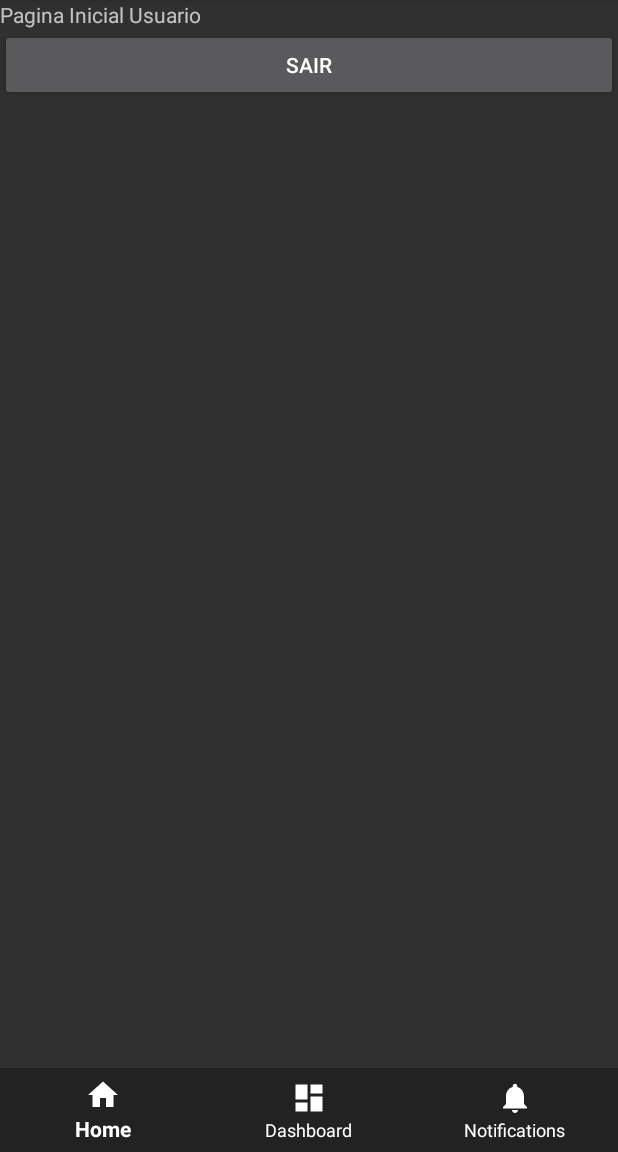
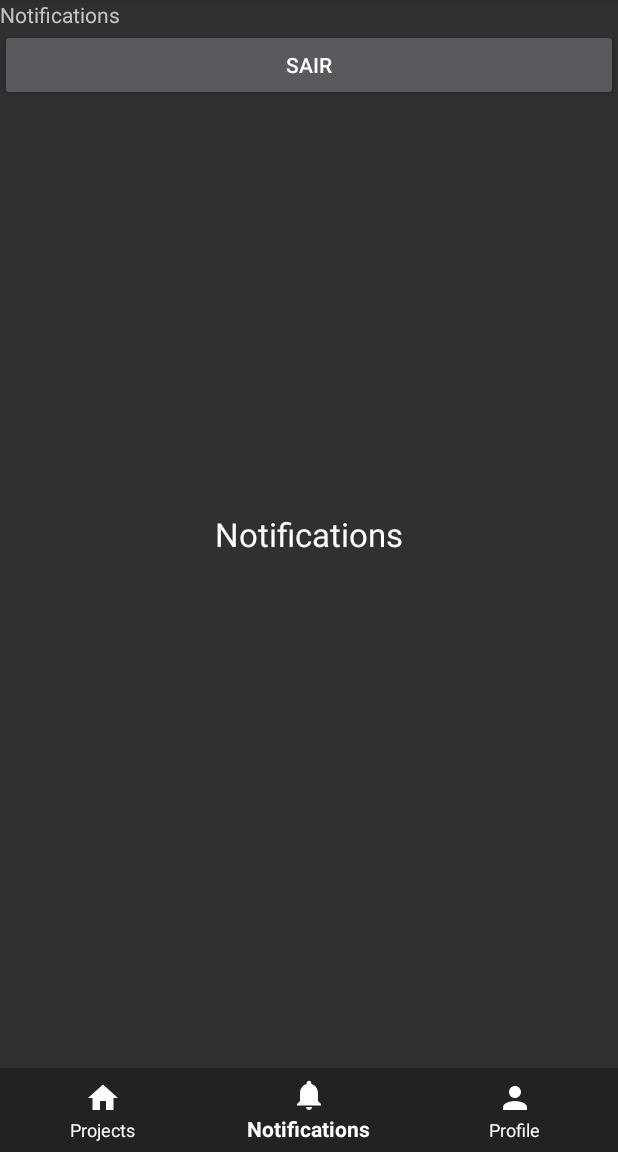
Before and after one commit to ViniPequeno/KeepSoft, an Android app: the PaginaInicial screen opened directly, with no data from a screen before it, item 2 of the bottom bar chosen, on a phone screen of 412 x 824 dp, the part 84-1236 px from its top. Run offline under Robolectric (Android 15) with nearby library versions, the phone set to English and light mode, and no system bars; our stand-ins replace Room's generated code, RxJava; 1 statement that could not run was skipped.

Commit message:
Fragments Sendo implementados

```diff
--- /dev/null
+++ b/app/src/main/java/nescaupower/br/com/keepsoft/Views/Fragments/NotificacoesFragment.java
@@ -0,0 +1,25 @@
+package nescaupower.br.com.keepsoft.Views.Fragments;
+
+import android.os.Bundle;
+import android.support.annotation.Nullable;
+import android.support.v4.app.Fragment;
+import android.view.LayoutInflater;
+import android.view.View;
+import android.view.ViewGroup;
+
+import nescaupower.br.com.keepsoft.R;
+
+/**
+ * A simple {@link Fragment} subclass.
+ */
+public class NotificacoesFragment extends Fragment {
+
+    @Nullable
+    @Override
+    public View onCreateView(LayoutInflater inflater, ViewGroup container,
+                             Bundle savedInstanceState) {
+        // Inflate the layout for this fragment
+        return inflater.inflate(R.layout.fragment_notificacoes, null);
+    }
+
+}
--- /dev/null
+++ b/app/src/main/java/nescaupower/br/com/keepsoft/Views/Fragments/ProjetosFragment.java
@@ -0,0 +1,25 @@
+package nescaupower.br.com.keepsoft.Views.Fragments;
+
+import android.os.Bundle;
+import android.support.annotation.Nullable;
+import android.support.v4.app.Fragment;
+import android.view.LayoutInflater;
+import android.view.View;
+import android.view.ViewGroup;
+
+import nescaupower.br.com.keepsoft.R;
+
+/**
+ * A simple {@link Fragment} subclass.
+ */
+public class ProjetosFragment extends Fragment {
+
+    @Nullable
+    @Override
+    public View onCreateView(LayoutInflater inflater, ViewGroup container,
+                             Bundle savedInstanceState) {
+        // Inflate the layout for this fragment
+        return inflater.inflate(R.layout.fragment_projetos, null);
+    }
+
+}
--- a/app/src/main/java/nescaupower/br/com/keepsoft/Views/Usuario/PaginaInicial.java
+++ b/app/src/main/java/nescaupower/br/com/keepsoft/Views/Usuario/PaginaInicial.java
@@ -6,6 +6,7 @@ import android.content.SharedPreferences;
 import android.os.Bundle;
 import android.support.annotation.NonNull;
 import android.support.design.widget.BottomNavigationView;
+import android.support.v4.app.Fragment;
 import android.support.v7.app.AppCompatActivity;
 import android.view.MenuItem;
 import android.view.View;
@@ -14,16 +15,17 @@ import android.widget.Toast;
 
 import nescaupower.br.com.keepsoft.Config.Settings;
 import nescaupower.br.com.keepsoft.Controller.UsuarioController;
-import nescaupower.br.com.keepsoft.Factory.Factory;
 import nescaupower.br.com.keepsoft.Factory.Model.Usuario;
 import nescaupower.br.com.keepsoft.R;
+import nescaupower.br.com.keepsoft.Views.Fragments.NotificacoesFragment;
+import nescaupower.br.com.keepsoft.Views.Fragments.PerfilFragment;
+import nescaupower.br.com.keepsoft.Views.Fragments.ProjetosFragment;
 import nescaupower.br.com.keepsoft.Views.Login.LoginActivity;
 
-public class PaginaInicial extends AppCompatActivity {
+public class PaginaInicial extends AppCompatActivity implements BottomNavigationView.OnNavigationItemSelectedListener {
 
     TextView textViewUsuario;
     BottomNavigationView menuInferior;
-
 
     UsuarioController uc;
 
@@ -37,31 +39,17 @@ public class PaginaInicial extends AppCompatActivity {
         textViewUsuario = findViewById(R.id.usuario);
         menuInferior = findViewById(R.id.menu_inferior);
 
-        //Listener do menu inferior
-        menuInferior.setOnNavigationItemSelectedListener(
-                new BottomNavigationView.OnNavigationItemSelectedListener() {
-                    @Override
-                    public boolean onNavigationItemSelected(@NonNull MenuItem item) {
-                        switch (item.getItemId()) {
-                            case R.id.navigation_home:
-                                Toast.makeText(getApplicationContext(), Integer.toString(item.getItemId()) + " " + item.getTitle(), Toast.LENGTH_SHORT).show();
-                                break;
-                            case R.id.navigation_dashboard:
-                                Toast.makeText(getApplicationContext(), Integer.toString(item.getItemId()) + " " + item.getTitle(), Toast.LENGTH_SHORT).show();
-                                break;
-                            case R.id.navigation_notifications:
-                                Toast.makeText(getApplicationContext(), Integer.toString(item.getItemId()) + " " + item.getTitle(), Toast.LENGTH_SHORT).show();
-                                break;
-                        }
-                        return false;
-                    }
-                });
+        //Atribuindo listener ao menu inferior
+        menuInferior.setOnNavigationItemSelectedListener(this);
+
+        //Carregar tela padrão: projetos
+        loadFragment(new ProjetosFragment());
 
         //Singleton
         Usuario usuario = Usuario.getUsuario_logado();
         if (usuario == null || usuario.getLogin().equals("")) {
             SharedPreferences sharedPreferences = getSharedPreferences(Settings.SHARED_PREF_NAME, Context.MODE_PRIVATE);
-            usuario =  uc.procurarPeloLogin(sharedPreferences.getString(Settings.LOGIN, ""));
+            usuario = uc.procurarPeloLogin(sharedPreferences.getString(Settings.LOGIN, ""));
         }
         //////////
 
@@ -85,4 +73,40 @@ public class PaginaInicial extends AppCompatActivity {
         PaginaInicial.this.finish();
 
     }
+
+
+    //Listener do menu inferior
+    @Override
+    public boolean onNavigationItemSelected(@NonNull MenuItem item) {
+        //Toast.makeText(getApplicationContext(), Integer.toString(item.getItemId()) + " " + item.getTitle(), Toast.LENGTH_SHORT).show();
+        Fragment fragment = null;
+        switch (item.getItemId()) {
+            case R.id.navigation_projetos:
+                textViewUsuario.setText(R.string.projetos);
+                fragment = new ProjetosFragment();
+                break;
+            case R.id.navigation_notificacoes:
+                textViewUsuario.setText(R.string.title_notifications);
+                fragment = new NotificacoesFragment();
+                break;
+            case R.id.navigation_perfil:
+                textViewUsuario.setText(R.string.perfil);
+                fragment = new PerfilFragment();
+                break;
+        }
+        return loadFragment(fragment);
+    }
+
+    //Carrega fragmento da tela
+    private boolean loadFragment(Fragment fragment) {
+        //Trocando fragmento
+        if (fragment != null) {
+            getSupportFragmentManager()
+                    .beginTransaction()
+                    .replace(R.id.fragment_container, fragment)
+                    .commit();
+            return true;
+        }
+        return false;
+    }
 }
--- /dev/null
+++ b/app/src/main/res/drawable/ic_person_black_24dp.xml
@@ -0,0 +1,9 @@
+<vector xmlns:android="http://schemas.android.com/apk/res/android"
+    android:width="24dp"
+    android:height="24dp"
+    android:viewportHeight="24.0"
+    android:viewportWidth="24.0">
+    <path
+        android:fillColor="#FF000000"
+        android:pathData="M12,12c2.21,0 4,-1.79 4,-4s-1.79,-4 -4,-4 -4,1.79 -4,4 1.79,4 4,4zM12,14c-2.67,0 -8,1.34 -8,4v2h16v-2c0,-2.66 -5.33,-4 -8,-4z" />
+</vector>
--- a/app/src/main/res/layout/activity_pagina_inicial.xml
+++ b/app/src/main/res/layout/activity_pagina_inicial.xml
@@ -1,5 +1,5 @@
 <?xml version="1.0" encoding="utf-8"?>
-<RelativeLayout xmlns:android="http://schemas.android.com/apk/res/android"
+<android.support.constraint.ConstraintLayout xmlns:android="http://schemas.android.com/apk/res/android"
     xmlns:app="http://schemas.android.com/apk/res-auto"
     xmlns:tools="http://schemas.android.com/tools"
     android:layout_width="match_parent"
@@ -25,13 +25,24 @@
             android:text="Sair" />
     </LinearLayout>
 
+    <FrameLayout
+        android:id="@+id/fragment_container"
+        android:layout_width="match_parent"
+        android:layout_height="match_parent"
+        android:layout_marginBottom="56dp"
+        android:text="@string/projetos"
+        app:layout_constraintLeft_toLeftOf="parent"
+        app:layout_constraintTop_toTopOf="parent" />
+
     <android.support.design.widget.BottomNavigationView
         android:id="@+id/menu_inferior"
         android:layout_width="match_parent"
         android:layout_height="wrap_content"
-        android:layout_alignParentBottom="true"
-        app:itemBackground="@color/colorPrimary"
+        android:background="@color/colorPrimary"
         app:itemIconTint="@drawable/cor_item_menu_inferior"
         app:itemTextColor="@drawable/cor_item_menu_inferior"
+        app:layout_constraintBottom_toBottomOf="parent"
+        app:layout_constraintLeft_toLeftOf="parent"
+        app:layout_constraintRight_toRightOf="parent"
         app:menu="@menu/navigation" />
-</RelativeLayout>
+</android.support.constraint.ConstraintLayout>
--- /dev/null
+++ b/app/src/main/res/layout/fragment_notificacoes.xml
@@ -0,0 +1,15 @@
+<RelativeLayout xmlns:android="http://schemas.android.com/apk/res/android"
+    xmlns:tools="http://schemas.android.com/tools"
+    android:layout_width="match_parent"
+    android:layout_height="match_parent"
+    tools:context="nescaupower.br.com.keepsoft.Views.Fragments.NotificacoesFragment">
+
+    <TextView
+        android:layout_width="wrap_content"
+        android:layout_height="wrap_content"
+        android:layout_centerHorizontal="true"
+        android:layout_centerVertical="true"
+        android:text="@string/notificacoes"
+        android:textAppearance="@style/Base.TextAppearance.AppCompat.Large" />
+
+</RelativeLayout>
--- a/app/src/main/res/menu/navigation.xml
+++ b/app/src/main/res/menu/navigation.xml
@@ -3,24 +3,24 @@
     xmlns:app="http://schemas.android.com/apk/res-auto">
 
     <item
-        android:id="@+id/navigation_home"
+        android:id="@+id/navigation_projetos"
         android:enabled="true"
         android:icon="@drawable/ic_home_black_24dp"
-        android:title="@string/title_home"
+        android:title="@string/projetos"
         app:showAsAction="ifRoom" />
 
     <item
-        android:id="@+id/navigation_dashboard"
-        android:enabled="true"
-        android:icon="@drawable/ic_dashboard_black_24dp"
-        android:title="@string/title_dashboard"
-        app:showAsAction="ifRoom" />
-
-    <item
-        android:id="@+id/navigation_notifications"
+        android:id="@+id/navigation_notificacoes"
         android:enabled="true"
         android:icon="@drawable/ic_notifications_black_24dp"
         android:title="@string/title_notifications"
         app:showAsAction="ifRoom" />
 
+    <item
+        android:id="@+id/navigation_perfil"
+        android:enabled="true"
+        android:icon="@drawable/ic_person_black_24dp"
+        android:title="@string/perfil"
+        app:showAsAction="ifRoom" />
+
 </menu>
--- a/app/src/main/res/values/strings.xml
+++ b/app/src/main/res/values/strings.xml
@@ -1,10 +1,9 @@
+<?xml version="1.0" encoding="utf-8"?>
 <resources>
     <string name="app_name">KeepSoft</string>
     <string name="button">Button</string>
     <string name="email">Email</string>
     <string name="title_activity_main">MainActivity</string>
-    <string name="title_home">Home</string>
-    <string name="title_dashboard">Dashboard</string>
     <string name="title_notifications">Notifications</string>
     <string name="login">Login</string>
     <string name="app_database">Banquinho</string>
@@ -13,4 +12,7 @@
     <string name="cadastre_se">Sign up</string>
     <string name="email_ou_login">Username or email</string>
     <string name="confirmar">Confirm</string>
+    <string name="projetos">Projects</string>
+    <string name="perfil">Profile</string>
+    <string name="notificacoes">Notifications</string>
 </resources>
```
Also changed, not shown: app/src/main/AndroidManifest.xml (+7 -8 lines), app/src/main/java/nescaupower/br/com/keepsoft/Views/Fragments/PerfilFragment.java (added, +25 -0 lines), app/src/main/res/layout/fragment_perfil.xml (added, +15 -0 lines), app/src/main/res/layout/fragment_projetos.xml (added, +15 -0 lines), 1 other file.
